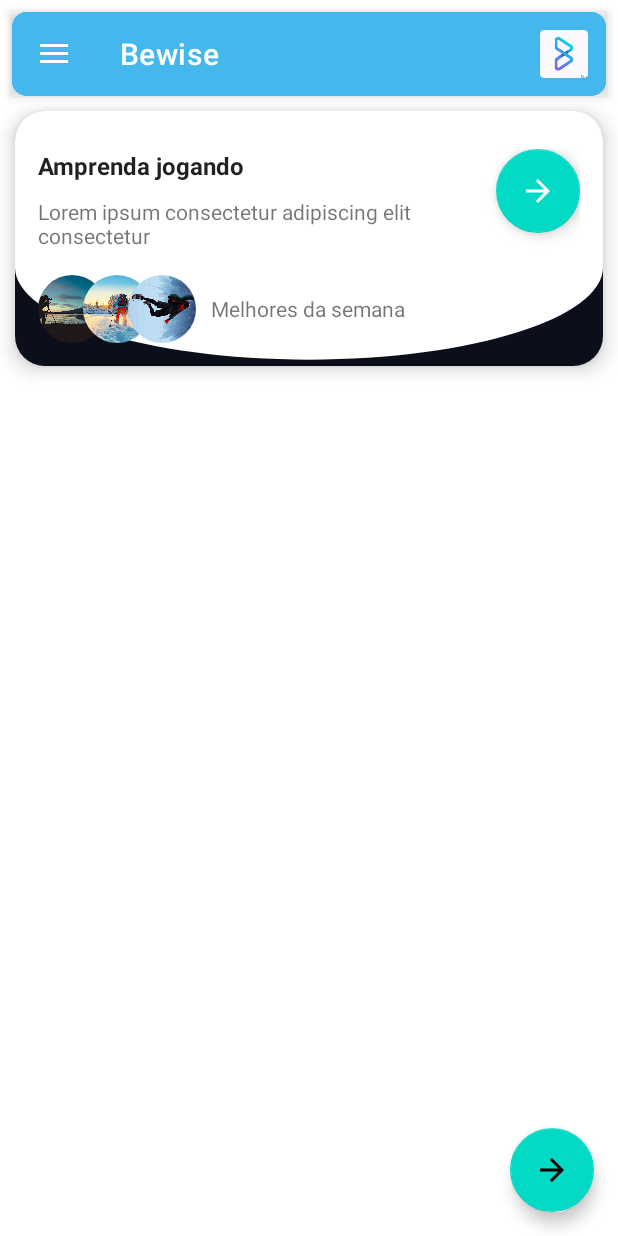
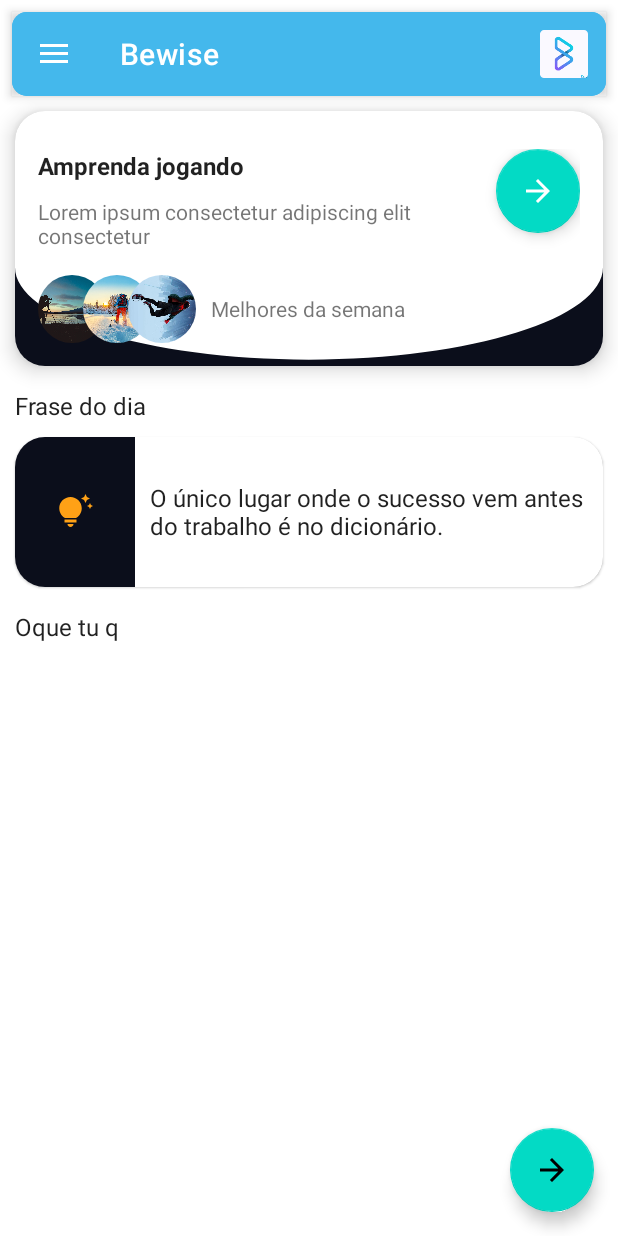
Before and after one commit to Agostinhodossantos/BewiseApp, an Android app: the screen it shows after launch (MainActivity), on a phone screen of 412 x 824 dp. Run offline under Robolectric (Android 15) with nearby library versions, the phone set to English and light mode, and no system bars; our stand-ins replace navigation-ui; plain views replace RoundedImageView.

Commit message:
update tips

```diff
--- /dev/null
+++ b/app/src/main/res/drawable/ic_baseline_tips_and_updates_24.xml
@@ -0,0 +1,5 @@
+<vector android:height="24dp" android:tint="#FFFFFF"
+    android:viewportHeight="24" android:viewportWidth="24"
+    android:width="24dp" xmlns:android="http://schemas.android.com/apk/res/android">
+    <path android:fillColor="@android:color/white" android:pathData="M7,20h4c0,1.1 -0.9,2 -2,2S7,21.1 7,20zM5,19h8v-2H5V19zM16.5,9.5c0,3.82 -2.66,5.86 -3.77,6.5H5.27C4.16,15.36 1.5,13.32 1.5,9.5C1.5,5.36 4.86,2 9,2S16.5,5.36 16.5,9.5zM21.37,7.37L20,8l1.37,0.63L22,10l0.63,-1.37L24,8l-1.37,-0.63L22,6L21.37,7.37zM19,6l0.94,-2.06L22,3l-2.06,-0.94L19,0l-0.94,2.06L16,3l2.06,0.94L19,6z"/>
+</vector>
--- a/app/src/main/res/layout/fragment_home.xml
+++ b/app/src/main/res/layout/fragment_home.xml
@@ -10,6 +10,25 @@
 
     <include layout="@layout/item_ranking_top"/>
 
+    <TextView
+        android:layout_width="wrap_content"
+        android:layout_height="wrap_content"
+        android:text="Frase do dia"
+        android:layout_marginTop="5dp"
+        android:textAppearance="@style/TextAppearance.AppCompat.Subhead"
+        android:layout_marginStart="10dp"
+        />
+
+    <include layout="@layout/item_tips"/>
+
+    <TextView
+        android:layout_width="wrap_content"
+        android:layout_height="wrap_content"
+        android:layout_marginTop="5dp"
+        android:text="Oque tu q"
+        android:textAppearance="@style/TextAppearance.AppCompat.Subhead"
+        android:layout_marginStart="10dp"
+        />
     <TextView
         android:id="@+id/text_home"
         android:layout_width="match_parent"
--- /dev/null
+++ b/app/src/main/res/layout/item_tips.xml
@@ -0,0 +1,47 @@
+<?xml version="1.0" encoding="utf-8"?>
+<com.google.android.material.card.MaterialCardView xmlns:android="http://schemas.android.com/apk/res/android"
+    android:layout_width="match_parent"
+    xmlns:app="http://schemas.android.com/apk/res-auto"
+    android:elevation="6dp"
+    android:layout_margin="10dp"
+    app:cardCornerRadius="20dp"
+    android:layout_height="100dp">
+
+    <LinearLayout
+        android:layout_width="match_parent"
+        android:layout_height="match_parent">
+        <LinearLayout
+            android:background="@color/blue"
+            android:layout_width="80dp"
+            android:gravity="center"
+            android:layout_height="match_parent">
+            <ImageView
+                android:layout_width="wrap_content"
+                android:layout_height="wrap_content"
+                android:layout_gravity="center"
+                app:tint="#FFA116"
+                android:src="@drawable/ic_baseline_tips_and_updates_24"
+                />
+            <TextView
+                android:layout_width="wrap_content"
+                android:layout_height="wrap_content"
+                />
+        </LinearLayout>
+        <LinearLayout
+            android:layout_width="match_parent"
+            android:layout_margin="10dp"
+            android:gravity="center"
+            android:layout_height="match_parent">
+
+            <TextView
+                android:layout_width="wrap_content"
+                android:layout_height="wrap_content"
+                android:textAppearance="@style/TextAppearance.AppCompat.Subhead"
+                android:text="O único lugar onde o sucesso vem antes do trabalho é no dicionário."
+                />
+
+        </LinearLayout>
+
+    </LinearLayout>
+
+</com.google.android.material.card.MaterialCardView>
--- a/app/src/main/res/values/colors.xml
+++ b/app/src/main/res/values/colors.xml
@@ -7,6 +7,7 @@
     <color name="teal_700">#FF018786</color>
     <color name="black">#FF000000</color>
     <color name="white">#FFFFFFFF</color>
+    <color name="blue">#0B0E1B</color>
 
 <!--
  <color name="purple_200">#FFBB86FC</color>
--- a/app/src/main/res/values/themes.xml
+++ b/app/src/main/res/values/themes.xml
@@ -2,7 +2,7 @@
     <!-- Base application theme. -->
     <style name="Theme.Bewise" parent="Theme.MaterialComponents.DayNight.NoActionBar">
         <!-- Primary brand color. -->
-        <item name="colorPrimary">@color/white</item>
+        <item name="colorPrimary">@color/purple_500</item>
         <item name="colorPrimaryVariant">@color/purple_700</item>
         <item name="colorOnPrimary">@color/white</item>
         <!-- Secondary brand color. -->
```
